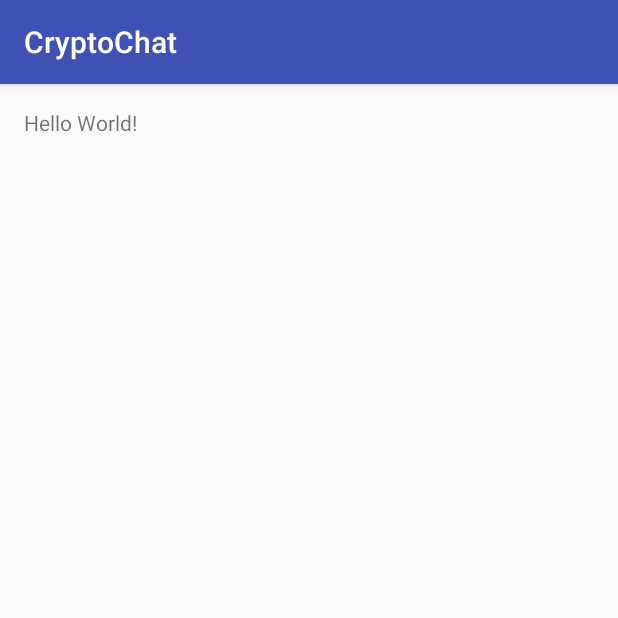
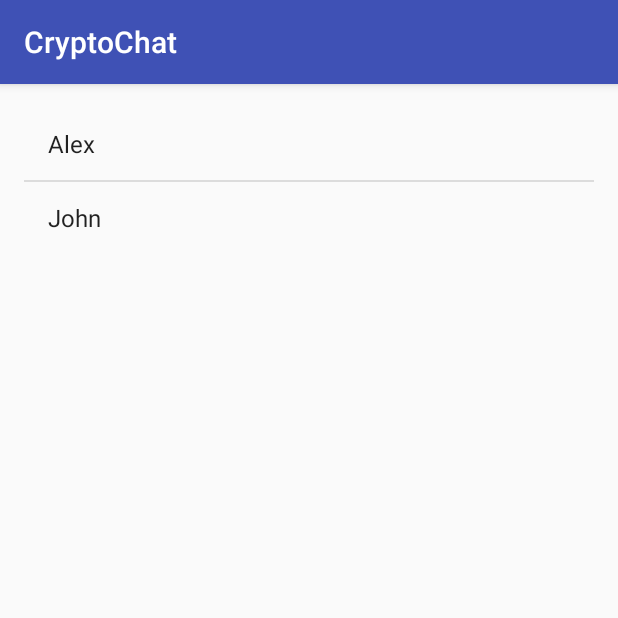
Before and after one commit to LeonArcher/cryptochat, an Android app: the screen it shows after launch (MainActivity before the commit, ContactListActivity after it), on a phone screen of 412 x 824 dp, the top half of it. Run offline under Robolectric (Android 15) with nearby library versions, the phone set to English and light mode, and no system bars.

Commit message:
Contact and Message models added. Some basic properties and methods implemented. New activity for contact list representation added. MainActivity auto redirects to the ContactListActivity now (for testing purposes). Mock contacts data added. Minor build settings modifications.

```diff
--- a/app/build.gradle
+++ b/app/build.gradle
@@ -1,13 +1,13 @@
 apply plugin: 'com.android.application'
 
 android {
-    compileSdkVersion 23
+    compileSdkVersion 24
     buildToolsVersion "23.0.1"
 
     defaultConfig {
         applicationId "com.streamdata.leon.cryptochat"
         minSdkVersion 19
-        targetSdkVersion 23
+        targetSdkVersion 24
         versionCode 1
         versionName "1.0"
     }
@@ -22,5 +22,5 @@ android {
 dependencies {
     compile fileTree(dir: 'libs', include: ['*.jar'])
     testCompile 'junit:junit:4.12'
-    compile 'com.android.support:appcompat-v7:23.0.1'
+    compile 'com.android.support:appcompat-v7:24.2.0'
 }
--- a/app/src/main/AndroidManifest.xml
+++ b/app/src/main/AndroidManifest.xml
@@ -15,6 +15,7 @@
                 <category android:name="android.intent.category.LAUNCHER" />
             </intent-filter>
         </activity>
+        <activity android:name=".ContactListActivity"></activity>
     </application>
 
 </manifest>
--- /dev/null
+++ b/app/src/main/java/com/streamdata/leon/cryptochat/ContactListActivity.java
@@ -0,0 +1,30 @@
+package com.streamdata.leon.cryptochat;
+
+import android.support.v7.app.AppCompatActivity;
+import android.os.Bundle;
+import android.widget.ArrayAdapter;
+import android.widget.ListView;
+
+import com.streamdata.leon.cryptochat.models.Contact;
+
+public class ContactListActivity extends AppCompatActivity {
+
+    private Contact[] mockContacts = {
+            new Contact("alex45", "Alex", null),
+            new Contact("john_s", "John", null)
+    };
+    // todo: implement contacts load from a database
+
+    @Override
+    protected void onCreate(Bundle savedInstanceState) {
+        super.onCreate(savedInstanceState);
+        setContentView(R.layout.activity_contact_list);
+
+        ListView lvContacts = (ListView) findViewById(R.id.listView);
+
+        // todo: implement a custom adapter to use photo of each contact
+        ArrayAdapter<Contact> adapter = new ArrayAdapter<>(this,
+                android.R.layout.simple_list_item_1, mockContacts);
+        lvContacts.setAdapter(adapter);
+    }
+}
--- a/app/src/main/java/com/streamdata/leon/cryptochat/MainActivity.java
+++ b/app/src/main/java/com/streamdata/leon/cryptochat/MainActivity.java
@@ -1,5 +1,6 @@
 package com.streamdata.leon.cryptochat;
 
+import android.content.Intent;
 import android.support.v7.app.AppCompatActivity;
 import android.os.Bundle;
 
@@ -9,5 +10,8 @@ public class MainActivity extends AppCompatActivity {
     protected void onCreate(Bundle savedInstanceState) {
         super.onCreate(savedInstanceState);
         setContentView(R.layout.activity_main);
+
+        Intent intent = new Intent(this, ContactListActivity.class);
+        startActivity(intent);
     }
 }
--- /dev/null
+++ b/app/src/main/java/com/streamdata/leon/cryptochat/models/Contact.java
@@ -0,0 +1,36 @@
+package com.streamdata.leon.cryptochat.models;
+
+import android.graphics.drawable.Drawable;
+
+
+/**
+ * Created by Leon Archer on 12.09.2016.
+ */
+public class Contact {
+    public Contact(String id, String name, Drawable icon) {
+        this.id = id;
+        this.name = name;
+        this.icon = icon;
+    }
+
+    @Override
+    public String toString() {
+        return getName();
+    }
+
+    public String getId() {
+        return id;
+    }
+
+    public String getName() {
+        return name;
+    }
+
+    public Drawable getIcon() {
+        return icon;
+    }
+
+    private String id;
+    private String name;
+    private Drawable icon;
+}
--- /dev/null
+++ b/app/src/main/res/layout/activity_contact_list.xml
@@ -0,0 +1,18 @@
+<?xml version="1.0" encoding="utf-8"?>
+<RelativeLayout xmlns:android="http://schemas.android.com/apk/res/android"
+    xmlns:tools="http://schemas.android.com/tools"
+    android:layout_width="match_parent"
+    android:layout_height="match_parent"
+    android:paddingBottom="@dimen/activity_vertical_margin"
+    android:paddingLeft="@dimen/activity_horizontal_margin"
+    android:paddingRight="@dimen/activity_horizontal_margin"
+    android:paddingTop="@dimen/activity_vertical_margin"
+    tools:context="com.streamdata.leon.cryptochat.ContactListActivity">
+
+    <ListView
+        android:layout_width="wrap_content"
+        android:layout_height="wrap_content"
+        android:id="@+id/listView"
+        android:layout_alignParentTop="true"
+        android:layout_alignParentStart="true" />
+</RelativeLayout>
```
Also changed, not shown: app/src/main/java/com/streamdata/leon/cryptochat/models/Message.java (added, +30 -0 lines), 3 other files.
